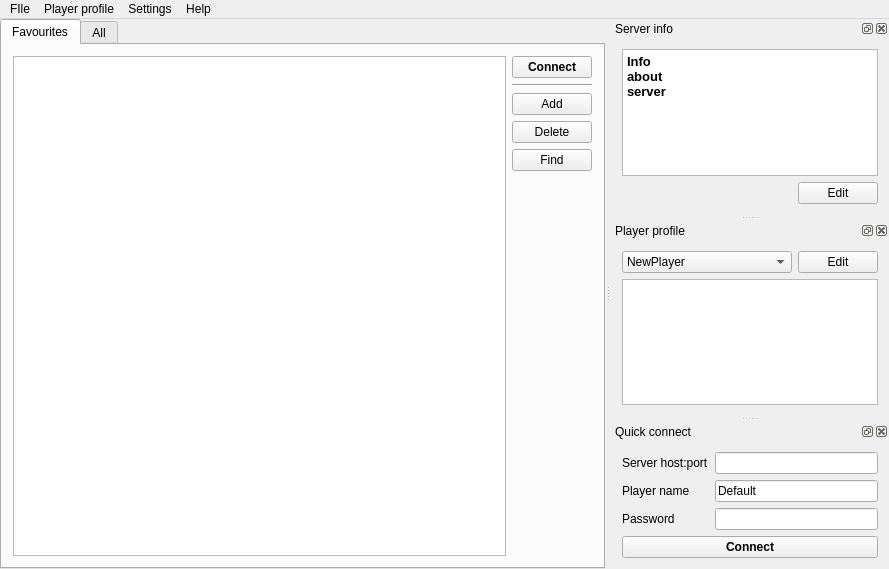
First picture: the form in src/mainwindow.ui, repository navrocky/urtconnector, before the edit.
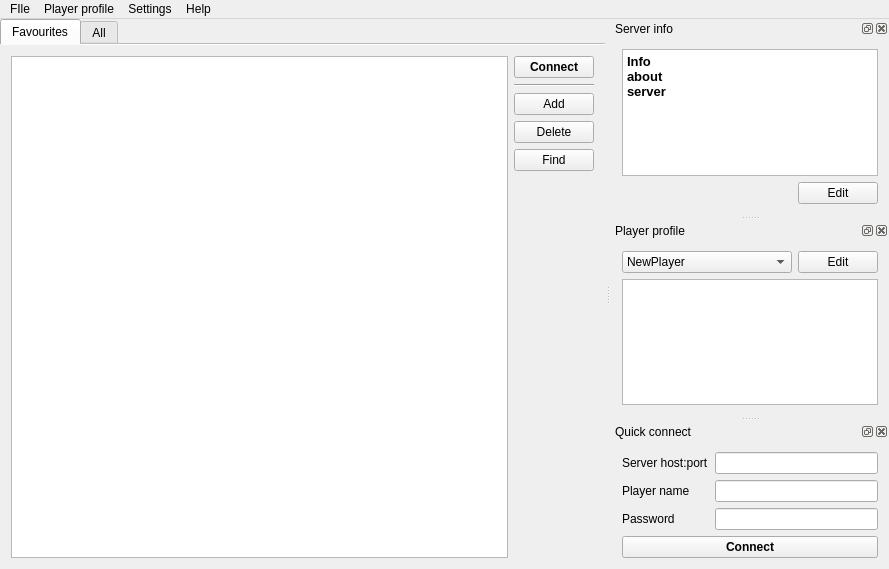
Second picture: the form after the edit.

Patch:
```diff
--- a/src/mainwindow.ui
+++ b/src/mainwindow.ui
@@ -23,6 +23,9 @@
       <property name="currentIndex">
        <number>0</number>
       </property>
+      <property name="documentMode">
+       <bool>true</bool>
+      </property>
       <widget class="QWidget" name="tab">
        <attribute name="title">
         <string>Favourites</string>
@@ -338,11 +341,7 @@
         </widget>
        </item>
        <item row="1" column="1">
-        <widget class="QLineEdit" name="lineEdit_2">
-         <property name="text">
-          <string>Default</string>
-         </property>
-        </widget>
+        <widget class="QLineEdit" name="qlPlayerEdit"/>
        </item>
        <item row="2" column="0">
         <widget class="QLabel" name="label_3">
```
Left out of the diff: 37 changed lines with no effect on the pictures.
